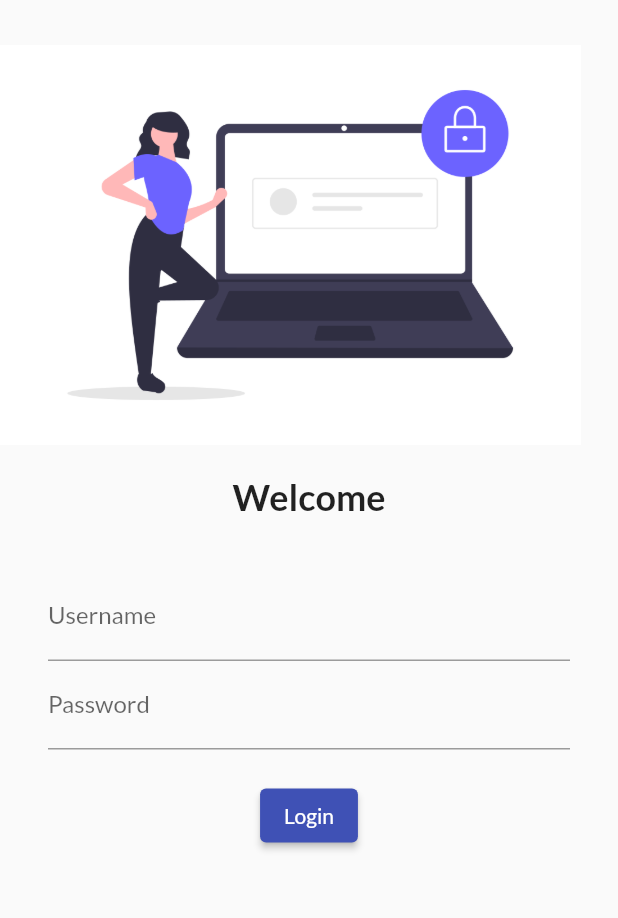
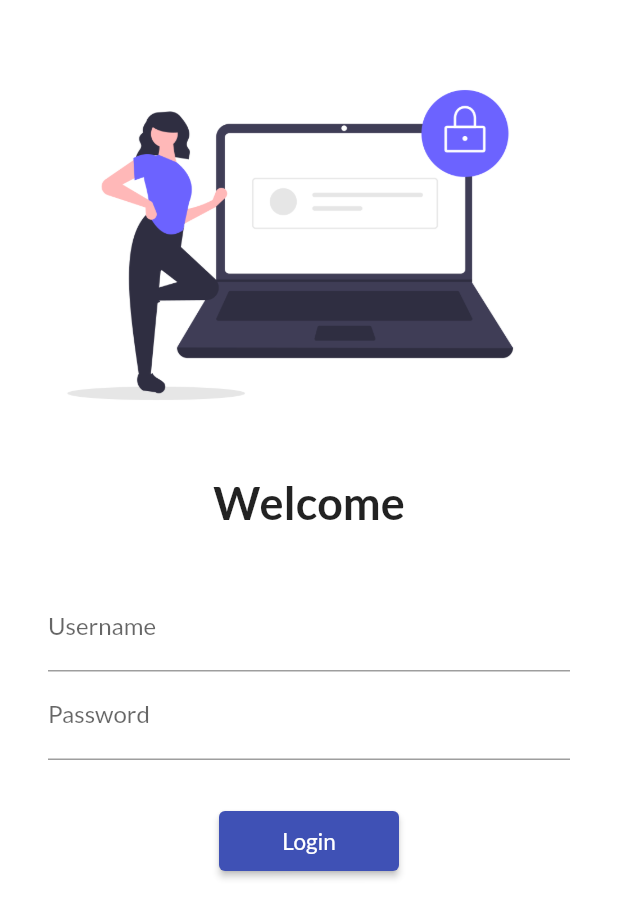
Before and after one commit to SapNandi/flutter, a Flutter app: the screen it shows after launch, on a phone screen of 412 x 824 dp. Shown: the top 918 px of the screen. Run offline on Flutter 3.47's test engine with Material 2 defaults, Android fonts, the phone set to English and light mode, and no system bars; our stand-ins replace google_fonts.

Commit message:
second commit

```diff
--- a/lib/main.dart
+++ b/lib/main.dart
@@ -1,4 +1,5 @@
 import 'package:flutter/material.dart';
+import 'package:project1/utils/routes.dart';
 import './pages/home_page.dart';
 import './pages/login_page.dart';
 import 'package:google_fonts/google_fonts.dart';
@@ -23,8 +24,8 @@ class MyApp extends StatelessWidget {
       // initialRoute: "/home", // This is the initial route that will open in app open
       routes: {
         "/": (context) => LoginPage(),
-        "/home": (context) => HomePage(),
-        "/login": (context) => LoginPage(),
+        MyRoutes.homeRoute: (context) => HomePage(),
+        MyRoutes.loginRoute: (context) => LoginPage(),
       },
     );
   }
--- a/lib/pages/login_page.dart
+++ b/lib/pages/login_page.dart
@@ -1,9 +1,12 @@
 import 'package:flutter/material.dart';
+import 'package:project1/utils/routes.dart';
 
 class LoginPage extends StatelessWidget {
   @override
   Widget build(BuildContext context) {
     return Material(
+        color: Colors.white,
+        child: SingleChildScrollView(
           child: Column(
             children: [
               const SizedBox(
@@ -13,7 +16,7 @@ class LoginPage extends StatelessWidget {
                 padding: const EdgeInsets.fromLTRB(0.0, 0.0, 25.0, 0.0),
                 child: Image.asset(
                   "assets/images/login_image.png",
-            fit: BoxFit.cover,
+                  fit: BoxFit.contain,
                 ),
               ),
               const SizedBox(
@@ -22,7 +25,7 @@ class LoginPage extends StatelessWidget {
               const Text(
                 "Welcome",
                 style: TextStyle(
-            fontSize: 24,
+                  fontSize: 30,
                   fontWeight: FontWeight.bold,
                 ),
               ),
@@ -30,12 +33,13 @@ class LoginPage extends StatelessWidget {
                 height: 20,
               ),
               Padding(
-          padding: const EdgeInsets.symmetric(vertical: 16.0, horizontal: 32.0),
+                padding: const EdgeInsets.symmetric(
+                    vertical: 16.0, horizontal: 32.0),
                 child: Column(
                   children: [
                     TextFormField(
                       decoration: const InputDecoration(
-                    hintText: "Enter User name", labelText: "Username"),
+                          hintText: "Enter username", labelText: "Username"),
                     ),
                     TextFormField(
                       obscureText: true,
@@ -43,19 +47,25 @@ class LoginPage extends StatelessWidget {
                           hintText: "Enter Password", labelText: "Password"),
                     ),
                     const SizedBox(
-                height: 20,
+                      height: 30,
                     ),
                     ElevatedButton(
                       onPressed: () {
-                  print("Saptarshi");
+                        Navigator.pushNamed(context, MyRoutes.homeRoute);
                       },
-                style: TextButton.styleFrom(),
-                child: const Text("Login"),
+                      style: TextButton.styleFrom(minimumSize: const Size(120, 40)),
+                      child: const Text(
+                        "Login",
+                        style: TextStyle(
+                          fontSize: 15,
+                        ),
+                      ),
                     )
                   ],
                 ),
               )
             ],
+          ),
         ));
   }
 }
--- /dev/null
+++ b/lib/utils/routes.dart
@@ -0,0 +1,4 @@
+class MyRoutes {
+  static String loginRoute = "/login";
+  static String homeRoute = "/home";
+}
```
Lines whose indentation alone changed are shown as unchanged.
